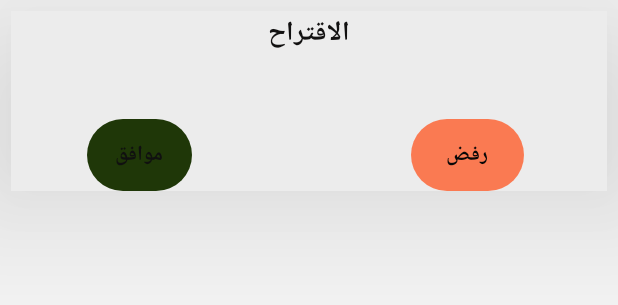
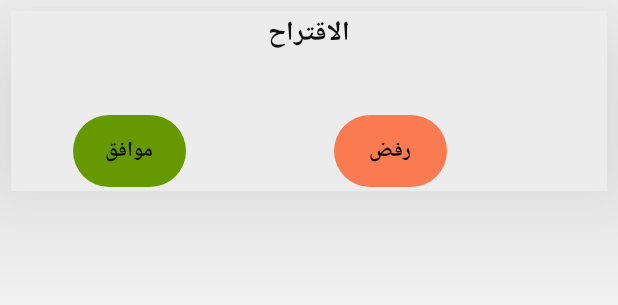
Before and after one commit to AasmaAli/Muawen, an Android app: the layout suggestionitemview.xml on its own in the app's theme, with its tools: preview values and no code run, on a phone screen of 412 x 824 dp. Shown: the top 305 px of the screen. Run offline under Robolectric (Android 15) with nearby library versions, the phone set to English and light mode, and no system bars.

Commit message:
interface design 2

```diff
--- a/app/src/main/java/com/example/muawen/MainActivity.java
+++ b/app/src/main/java/com/example/muawen/MainActivity.java
@@ -832,7 +832,6 @@
             userMap.put("Original_weight", Original_weight_rnew);
             userMap.put("Sensor", sensor);
             userMap.put("Exp_date", Exp_Date);
-            toastMessage("222"+ userMap );
             ItemRef.child(String.valueOf(System.currentTimeMillis())).setValue(userMap);
             userMap.clear();
 
--- a/app/src/main/java/com/example/muawen/Suggestionitem.java
+++ b/app/src/main/java/com/example/muawen/Suggestionitem.java
@@ -219,7 +219,7 @@
                             if (dataSnapshot.exists()) {
                                 if (dataSnapshot.hasChild("Name")) {
                                     Sugg_Name= dataSnapshot.child("Name").getValue().toString();
-                                    String Name = "فإننا نقترح بإستبداله " + Sugg_Name + " ";
+                                    String Name = "فإننا نقترح بإستبداله " + Sugg_Name + "";
                                     holder.setSugName(Name);
 
                                 }
@@ -233,7 +233,7 @@
                                     Sugg_size = dataSnapshot.child("Size").getValue().toString();;
                                     String Size;
                                     if(model.getSuggestion_flag().equals("1")) {
-                                        Size = " بحجم أصغر (" + Sugg_size + "مل) ";
+                                        Size = "بحجم  (" + Sugg_size + "مل) ";
                                     }else{
                                         Size = " بحجم أكبر (" + Sugg_size + "مل) ";
                                     }
--- /dev/null
+++ b/app/src/main/res/drawable/buttons3.xml
@@ -0,0 +1,6 @@
+<?xml version="1.0" encoding="utf-8"?>
+<shape xmlns:android="http://schemas.android.com/apk/res/android">
+    <solid android:color="@color/holo_green_dark"></solid>
+    <corners android:radius="30dp"></corners>
+
+</shape>
--- a/app/src/main/res/layout/activity_suggestionitem.xml
+++ b/app/src/main/res/layout/activity_suggestionitem.xml
@@ -15,11 +15,12 @@
     </include>
 
 
-
-<androidx.recyclerview.widget.RecyclerView
+    <androidx.recyclerview.widget.RecyclerView
         android:id="@+id/suggestRecyclerView"
-        android:layout_width="410dp"
-        android:layout_height="680dp"
+        android:layout_width="match_parent"
+        android:layout_height="608dp"
+        android:layout_alignParentBottom="true"
+        android:layout_marginBottom="67dp"
         android:clipToPadding="false"
         android:scrollbars="vertical"
         tools:layout_editor_absoluteY="35dp">
--- a/app/src/main/res/layout/suggestionitemview.xml
+++ b/app/src/main/res/layout/suggestionitemview.xml
@@ -51,7 +51,7 @@
             </TextView>
 
             <TextView
-                android:id="@+id/Item_Size"
+                android:id="@+id/Item_brand"
                 android:layout_width="wrap_content"
                 android:layout_height="wrap_content"
                 android:layout_gravity="center"
@@ -73,7 +73,7 @@
             </TextView>
 
             <TextView
-                android:id="@+id/Item_brand"
+                android:id="@+id/Item_Size"
                 android:layout_width="wrap_content"
                 android:layout_height="wrap_content"
                 android:layout_gravity="center"
@@ -88,14 +88,25 @@
         <LinearLayout
             android:id="@+id/info_suggest"
             android:layout_width="match_parent"
-            android:layout_height="22dp"
+            android:layout_height="wrap_content"
             android:layout_centerHorizontal="true"
             android:background="#00121111"
             android:gravity="center"
             android:orientation="horizontal">
 
             <TextView
-                android:id="@+id/suggest_Price"
+                android:id="@+id/suggest_name"
+                android:layout_width="wrap_content"
+                android:layout_height="wrap_content"
+                android:layout_gravity="center"
+                android:text=""
+                android:textAlignment="center"
+                android:textColor="#121111">
+
+            </TextView>
+
+            <TextView
+                android:id="@+id/suggest_brand"
                 android:layout_width="wrap_content"
                 android:layout_height="wrap_content"
                 android:layout_gravity="center"
@@ -117,18 +128,7 @@
             </TextView>
 
             <TextView
-                android:id="@+id/suggest_brand"
-                android:layout_width="wrap_content"
-                android:layout_height="wrap_content"
-                android:layout_gravity="center"
-                android:text=""
-                android:textAlignment="center"
-                android:textColor="#121111">
-
-            </TextView>
-
-            <TextView
-                android:id="@+id/suggest_name"
+                android:id="@+id/suggest_Price"
                 android:layout_width="wrap_content"
                 android:layout_height="wrap_content"
                 android:layout_gravity="center"
@@ -150,8 +150,8 @@
 
             <Button
                 style="@style/Widget.AppCompat.Button.Borderless"
-                android:layout_width="50dp"
-                android:layout_height="10dp"
+                android:layout_width="36dp"
+                android:layout_height="11dp"
                 android:layout_gravity="center"
                 android:layout_marginRight="5dp"
                 android:layout_weight="1"
@@ -167,15 +167,15 @@
                 android:layout_gravity="center"
                 android:layout_marginRight="5dp"
                 android:layout_weight="1"
-                android:background="@drawable/buttons"
+                android:background="@drawable/buttons3"
                 android:text="موافق"
                 android:textColor="#101010"
                 android:textStyle="bold" />
 
             <Button
                 style="@style/Widget.AppCompat.Button.Borderless"
-                android:layout_width="135dp"
-                android:layout_height="10dp"
+                android:layout_width="wrap_content"
+                android:layout_height="8dp"
                 android:layout_gravity="center"
                 android:layout_marginRight="5dp"
                 android:layout_weight="1"
@@ -200,8 +200,8 @@
 
             <Button
                 style="@style/Widget.AppCompat.Button.Borderless"
-                android:layout_width="50dp"
-                android:layout_height="10dp"
+                android:layout_width="40dp"
+                android:layout_height="14dp"
                 android:layout_gravity="center"
                 android:layout_marginRight="5dp"
                 android:layout_weight="1"
```
